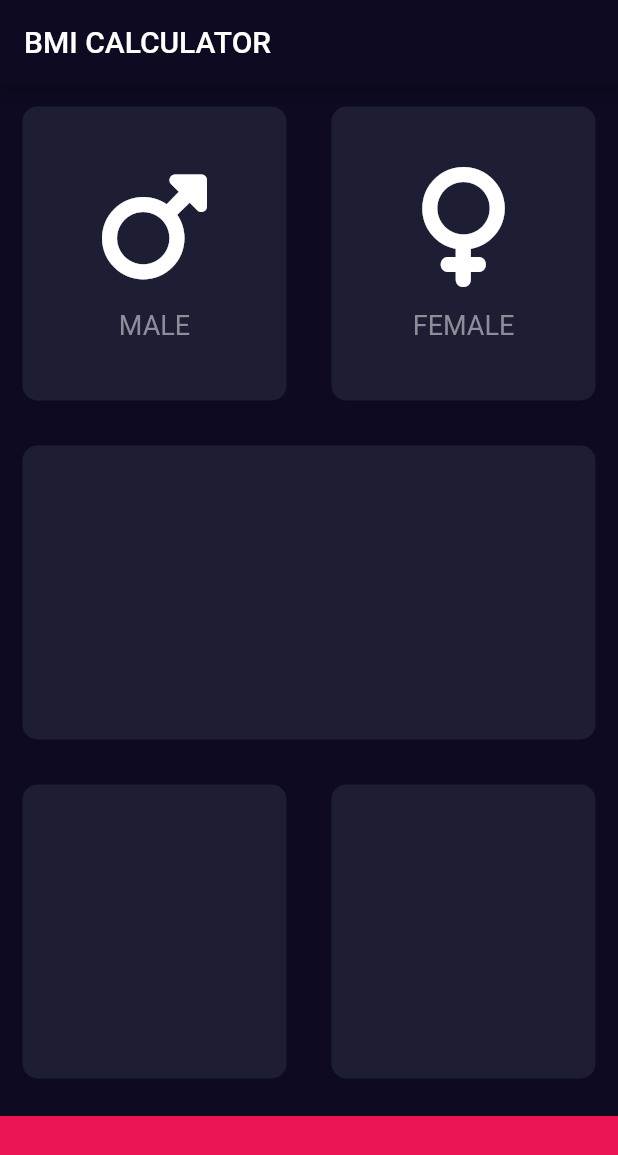
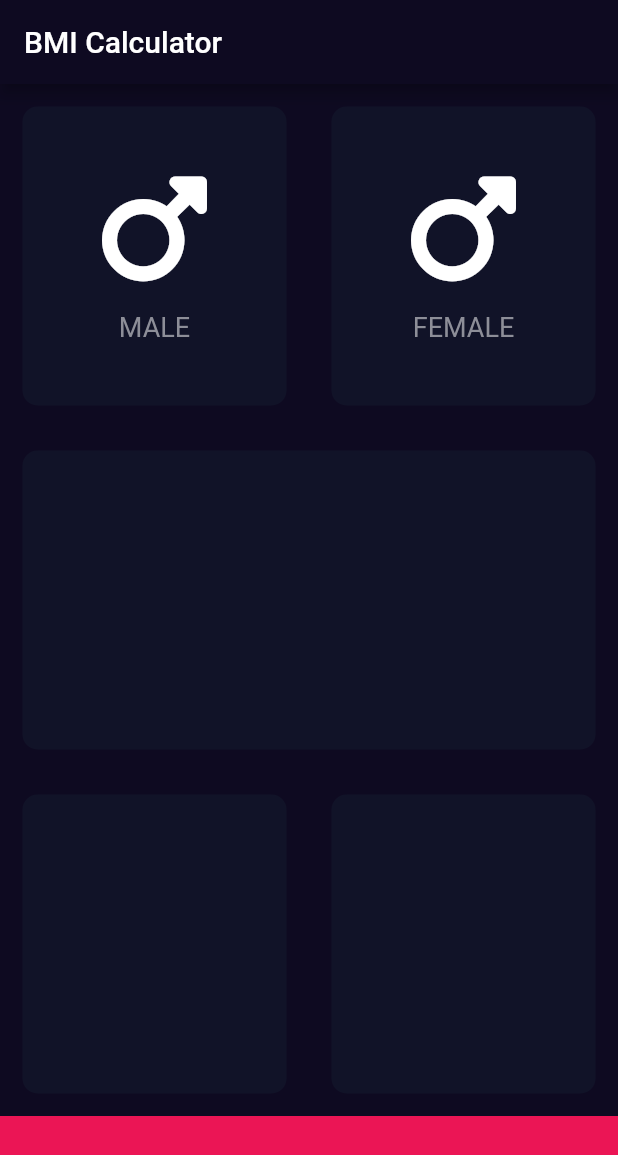
Before and after one commit to ginoliza/flutter_bmi_calculator, a Flutter app: the screen it shows after launch, on a phone screen of 412 x 824 dp. Shown: the top 1155 px of the screen. Run offline on Flutter 3.47's test engine with Material 2 defaults, Android fonts, the phone set to English and light mode, and no system bars; our stand-ins replace font_awesome_flutter.

Commit message:
Added GestureDetector and logic to male and female buttons

```diff
--- a/lib/input_page.dart
+++ b/lib/input_page.dart
@@ -5,6 +5,7 @@ import 'reusable_card.dart';
 
 const bottomContainerHeight = 80.0;
 const activeCardColour = Color(0xff1d1e33);
+const inactiveCardColour = Color(0xff111328);
 const bottomContainerColour = Color(0xffeb1555);
 
 class InputPage extends StatefulWidget {
@@ -13,11 +14,33 @@ class InputPage extends StatefulWidget {
 }
 
 class _InputPageState extends State<InputPage> {
+  Color maleCardColour = inactiveCardColour;
+  Color femaleCardColour = inactiveCardColour;
+
+  // male = 1, female = 2
+  void updateColour(int gender) {
+    if (gender == 1) {
+      if (maleCardColour == activeCardColour) {
+        maleCardColour = inactiveCardColour;
+      } else {
+        maleCardColour = activeCardColour;
+        femaleCardColour = inactiveCardColour;
+      }
+    } else {
+      if (femaleCardColour == activeCardColour) {
+        femaleCardColour = inactiveCardColour;
+      } else {
+        femaleCardColour = activeCardColour;
+        maleCardColour = inactiveCardColour;
+      }
+    }
+  }
+
   @override
   Widget build(BuildContext context) {
     return Scaffold(
       appBar: AppBar(
-          title: Text('BMI CALCULATOR'),
+        title: Text("BMI Calculator"),
       ),
       body: Column(
         children: [
@@ -25,54 +48,59 @@ class _InputPageState extends State<InputPage> {
             child: Row(
               children: [
                 Expanded(
-                    flex: 1,
+                  child: GestureDetector(
+                    onTap: () {
+                      print("Male");
+                      setState(() {
+                        updateColour(1);
+                      });
+                    },
                     child: ReusableCard(
-                      colour: activeCardColour,
+                      colour: maleCardColour,
                       cardChild: IconContent(
-                        label: 'MALE',
-                        icon: FontAwesomeIcons.mars,
+                          icon: FontAwesomeIcons.mars, label: "MALE"),
                     ),
                   ),
                 ),
                 Expanded(
-                    flex: 1,
+                  child: GestureDetector(
+                    onTap: () {
+                      print("Female");
+                      setState(() {
+                        updateColour(2);
+                      });
+                    },
                     child: ReusableCard(
-                      colour: activeCardColour,
+                      colour: femaleCardColour,
                       cardChild: IconContent(
-                        label: 'FEMALE',
-                        icon: FontAwesomeIcons.venus,
+                          icon: FontAwesomeIcons.mars, label: "FEMALE"),
                     ),
                   ),
-                  )
+                ),
               ],
             ),
           ),
           Expanded(
-              child: Expanded(
-                child: ReusableCard(colour: activeCardColour),
-              ),
+            child: ReusableCard(colour: inactiveCardColour),
           ),
           Expanded(
             child: Row(
               children: [
                 Expanded(
-                    flex: 1,
-                    child: ReusableCard(colour: activeCardColour),
+                  child: ReusableCard(colour: inactiveCardColour),
                 ),
                 Expanded(
-                    flex: 1,
-                    child: ReusableCard(colour: activeCardColour),
+                  child: ReusableCard(colour: inactiveCardColour),
                 ),
               ],
             ),
           ),
           Container(
+            height: bottomContainerHeight,
             color: bottomContainerColour,
-              margin: EdgeInsets.only(top: 10.0),
-              width: double.infinity,
-              height: bottomContainerHeight,
           ),
         ],
-        ));
+      ),
+    );
   }
 }
```
Also changed, not shown: 1 other file. Lines whose indentation alone changed are shown as unchanged.
